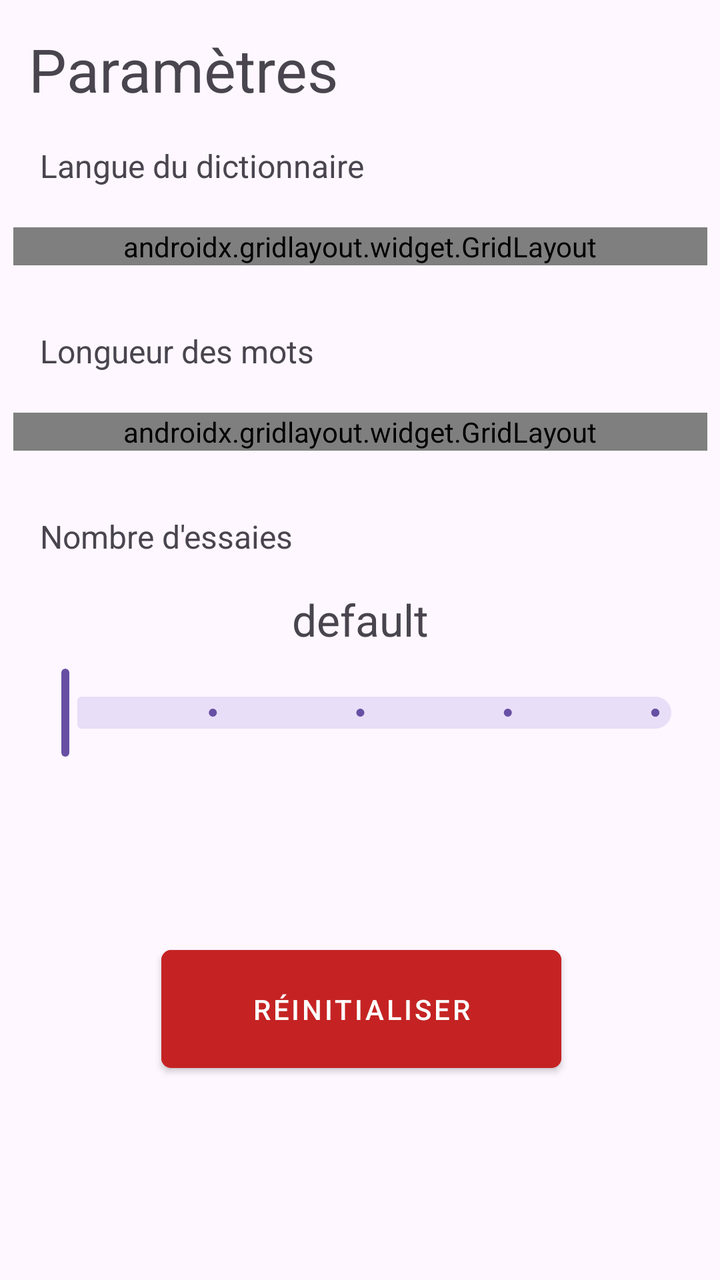
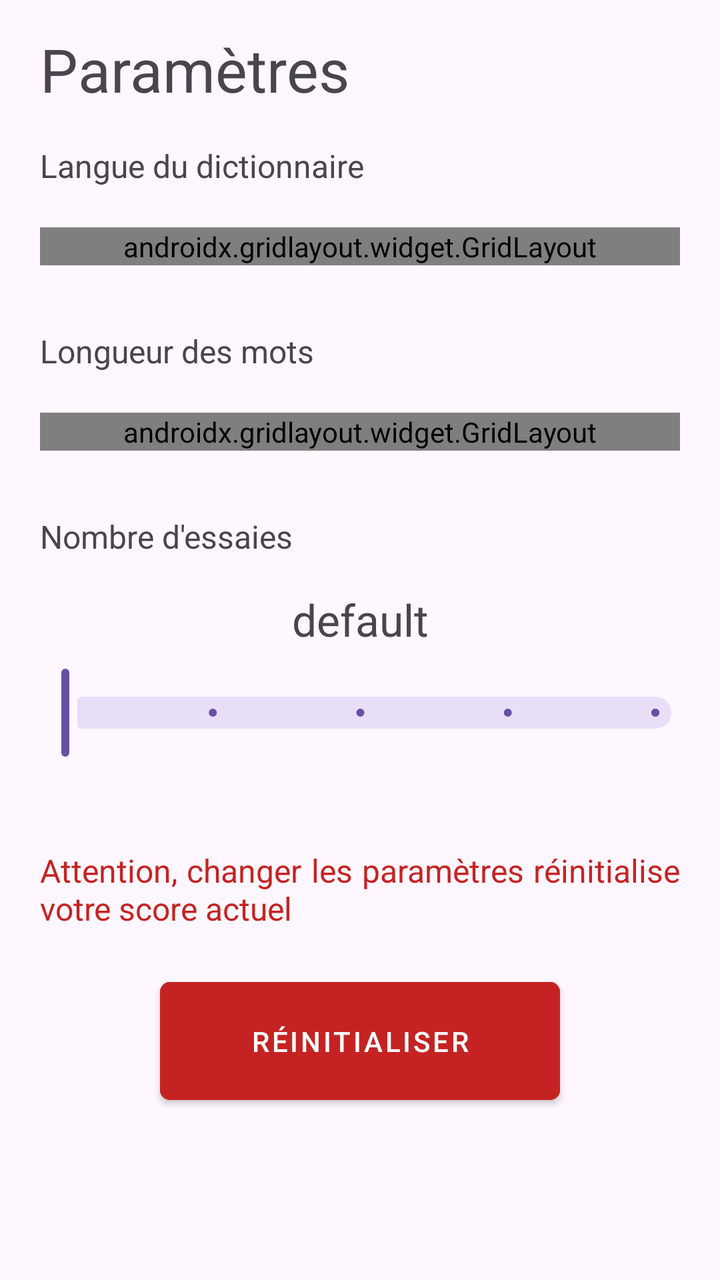

Screens rendered from an Android XML layout before and after an edit, with the pre-edit source and the edit as a unified diff.
<!-- AndroidManifest.xml: application theme Theme.Wordle -->
<!-- res/layout/fragment_settings.xml -->
<?xml version="1.0" encoding="utf-8"?>
<androidx.constraintlayout.widget.ConstraintLayout xmlns:android="http://schemas.android.com/apk/res/android"
    xmlns:app="http://schemas.android.com/apk/res-auto"
    xmlns:tools="http://schemas.android.com/tools"
    android:id="@+id/settingsLayout"
    android:layout_width="match_parent"
    android:layout_height="match_parent"
    tools:context=".SettingsFragment">

    
    <TextView
        android:id="@+id/textView"
        style="@style/texte"
        android:layout_width="wrap_content"
        android:layout_height="wrap_content"
        android:text="@string/settings"
        android:textSize="30sp"
        app:layout_constraintBottom_toBottomOf="parent"
        app:layout_constraintEnd_toEndOf="parent"
        app:layout_constraintHorizontal_bias="0.069"
        app:layout_constraintStart_toStartOf="parent"
        app:layout_constraintTop_toTopOf="parent"
        app:layout_constraintVertical_bias="0.024" />

    <TextView
        android:id="@+id/txt_ChoiceLanguage"
        style="@style/texte"
        android:layout_width="wrap_content"
        android:layout_height="wrap_content"
        android:layout_marginStart="20dp"
        android:layout_marginTop="72dp"
        android:text="@string/langue_choice"
        app:layout_constraintStart_toStartOf="parent"
        app:layout_constraintTop_toTopOf="parent" />

    <androidx.gridlayout.widget.GridLayout
        android:id="@+id/choix_langues_grid"
        android:layout_width="347dp"
        android:layout_height="wrap_content"
        android:layout_marginTop="20dp"
        app:columnCount="3"
        app:layout_constraintEnd_toEndOf="parent"
        app:layout_constraintStart_toStartOf="parent"
        app:layout_constraintTop_toBottomOf="@+id/txt_ChoiceLanguage">

        <Button
            android:id="@+id/btn_french"
            android:layout_width="wrap_content"
            android:layout_height="wrap_content"
            android:layout_margin="4dp"
            app:layout_columnWeight="1"
            android:text="Français" />

        <Button
            android:id="@+id/btn_english"
            android:layout_width="wrap_content"
            android:layout_height="wrap_content"
            android:layout_margin="4dp"
            app:layout_columnWeight="1"
            android:text="Anglais" />

        <Button
            android:id="@+id/btn_spain"
            android:layout_width="wrap_content"
            android:layout_height="wrap_content"
            android:text="Espagnol"
            android:layout_margin="4dp"
            app:layout_columnWeight="1"
            app:layout_column="2"
            app:layout_row="0" />
    </androidx.gridlayout.widget.GridLayout>

    <TextView
        style="@style/texte"
        android:id="@+id/txt_lenght"
        android:layout_width="wrap_content"
        android:layout_height="wrap_content"
        android:layout_marginStart="20dp"
        android:layout_marginTop="32dp"
        android:text="Longueur des mots"
        app:layout_constraintStart_toStartOf="parent"
        app:layout_constraintTop_toBottomOf="@+id/choix_langues_grid" />

    <androidx.gridlayout.widget.GridLayout
        android:id="@+id/grill_taille_mots"
        android:layout_width="347dp"
        android:layout_height="wrap_content"
        android:layout_marginTop="20dp"
        app:columnCount="4"
        app:layout_constraintEnd_toEndOf="parent"
        app:layout_constraintStart_toStartOf="parent"
        app:layout_constraintTop_toBottomOf="@+id/txt_lenght">

        <Button
            android:id="@+id/btn_four"
            android:layout_width="0dp"
            android:layout_margin="4dp"
            android:layout_height="wrap_content"
            android:text="@string/_4"
            app:layout_columnWeight="1"
            app:layout_gravity="fill_horizontal|center_vertical" />

        <Button
            android:id="@+id/btn_five"
            android:layout_width="0dp"
            android:layout_height="wrap_content"
            android:layout_margin="4dp"
            android:text="@string/_5"
            app:layout_columnWeight="1"
            app:layout_gravity="fill_horizontal|center_vertical" />

        <Button
            android:id="@+id/btn_six"
            android:layout_width="0dp"
            android:layout_height="wrap_content"
            android:layout_margin="4dp"
            android:text="@string/_6"
            app:layout_columnWeight="1"
            app:layout_gravity="fill_horizontal|center_vertical" />

        <Button
            android:id="@+id/btn_random"
            android:layout_width="0dp"
            android:layout_height="wrap_content"
            android:layout_margin="4dp"
            android:text="@string/random"
            app:layout_columnWeight="1"
            app:layout_gravity="fill_horizontal|center_vertical" />

    </androidx.gridlayout.widget.GridLayout>

    <TextView
        android:id="@+id/txt_attempts"
        style="@style/texte"
        android:layout_width="wrap_content"
        android:layout_height="wrap_content"
        android:layout_marginStart="20dp"
        android:layout_marginTop="32dp"
        android:text="@string/nombre_d_essaies"
        app:layout_constraintStart_toStartOf="parent"
        app:layout_constraintTop_toBottomOf="@+id/grill_taille_mots" />

    <com.google.android.material.slider.Slider
        android:id="@+id/slider_attempts"
        android:layout_width="339dp"
        android:layout_height="48dp"
        android:layout_marginTop="8dp"
        android:stepSize="1"
        android:valueFrom="4"
        android:valueTo="8"
        app:layout_constraintEnd_toEndOf="parent"
        app:layout_constraintStart_toStartOf="parent"
        app:layout_constraintTop_toBottomOf="@+id/txt_value_nbAttempts" />

    <TextView
        android:id="@+id/txt_value_nbAttempts"
        android:layout_width="wrap_content"
        android:layout_height="wrap_content"
        android:layout_marginTop="16dp"
        android:text="@string/defaut"
        android:textAlignment="center"
        android:textSize="22sp"
        app:layout_constraintEnd_toEndOf="parent"
        app:layout_constraintStart_toStartOf="parent"
        app:layout_constraintTop_toBottomOf="@+id/txt_attempts" />

    <Button
        android:id="@+id/btn_reinit"
        android:layout_width="200dp"
        style="@style/bouton_quit"
        android:padding="20dp"
        android:layout_height="wrap_content"
        android:layout_marginBottom="100dp"
        android:text="Réinitialiser"
        app:layout_constraintBottom_toBottomOf="parent"
        app:layout_constraintEnd_toEndOf="parent"
        app:layout_constraintHorizontal_bias="0.504"
        app:layout_constraintStart_toStartOf="parent" />

</androidx.constraintlayout.widget.ConstraintLayout>
<!-- resources referenced by this layout -->
<resources>
  <string name="_4">4</string>
  <string name="_5">5</string>
  <string name="_6">6</string>
  <string name="defaut">default</string>
  <string name="langue_choice">Langue du dictionnaire</string>
  <string name="nombre_d_essaies">Nombre d\'essaies</string>
  <string name="random">Random</string>
  <string name="settings">Paramètres</string>
  <style name="bouton_quit" parent="Widget.MaterialComponents.Button">
          <item name="android:backgroundTint">@color/red</item>
          <item name="android:layout_height">wrap_content</item>
          <item name="android:padding">10dp</item>
          <item name="cornerRadius">5dp</item>
      </style>
  <style name="texte">
          <item name="android:textSize">16sp</item>
          <item name="android:textAlignment">viewStart</item>
          <item name="android:justificationMode" tools:targetApi="26">inter_word</item>
          <item name="singleLine">false</item>
          <item name="android:layout_height">wrap_content</item>
          <item name="android:layout_width">380dp</item>
      </style>
  <style name="Theme.Wordle" parent="Base.Theme.Wordle" />
  <color name="red">#C52323</color>
  <style name="Base.Theme.Wordle" parent="Theme.Material3.DayNight.NoActionBar">
          
          
      </style>
</resources>

<!-- the commit's change to res/layout/fragment_settings.xml (unified diff, before → after) -->
@@ -10,11 +10,8 @@
     
     <TextView
         android:id="@+id/textView"
-        style="@style/texte"
-        android:layout_width="wrap_content"
-        android:layout_height="wrap_content"
+        style="@style/title"
         android:text="@string/settings"
-        android:textSize="30sp"
         app:layout_constraintBottom_toBottomOf="parent"
         app:layout_constraintEnd_toEndOf="parent"
         app:layout_constraintHorizontal_bias="0.069"
@@ -35,8 +32,10 @@
 
     <androidx.gridlayout.widget.GridLayout
         android:id="@+id/choix_langues_grid"
-        android:layout_width="347dp"
+        android:layout_width="match_parent"
         android:layout_height="wrap_content"
+        android:layout_marginLeft="20dp"
+        android:layout_marginRight="20dp"
         android:layout_marginTop="20dp"
         app:columnCount="3"
         app:layout_constraintEnd_toEndOf="parent"
@@ -45,29 +44,18 @@
 
         <Button
             android:id="@+id/btn_french"
-            android:layout_width="wrap_content"
-            android:layout_height="wrap_content"
-            android:layout_margin="4dp"
-            app:layout_columnWeight="1"
+            style="@style/default_setting"
             android:text="Français" />
 
         <Button
             android:id="@+id/btn_english"
-            android:layout_width="wrap_content"
-            android:layout_height="wrap_content"
-            android:layout_margin="4dp"
-            app:layout_columnWeight="1"
+            style="@style/default_setting"
             android:text="Anglais" />
 
         <Button
             android:id="@+id/btn_spain"
-            android:layout_width="wrap_content"
-            android:layout_height="wrap_content"
-            android:text="Espagnol"
-            android:layout_margin="4dp"
-            app:layout_columnWeight="1"
-            app:layout_column="2"
-            app:layout_row="0" />
+            style="@style/default_setting"
+            android:text="Espagnol" />
     </androidx.gridlayout.widget.GridLayout>
 
     <TextView
@@ -83,8 +71,10 @@
 
     <androidx.gridlayout.widget.GridLayout
         android:id="@+id/grill_taille_mots"
-        android:layout_width="347dp"
+        android:layout_width="match_parent"
         android:layout_height="wrap_content"
+        android:layout_marginLeft="20dp"
+        android:layout_marginRight="20dp"
         android:layout_marginTop="20dp"
         app:columnCount="4"
         app:layout_constraintEnd_toEndOf="parent"
@@ -93,39 +83,24 @@
 
         <Button
             android:id="@+id/btn_four"
-            android:layout_width="0dp"
-            android:layout_margin="4dp"
-            android:layout_height="wrap_content"
-            android:text="@string/_4"
-            app:layout_columnWeight="1"
-            app:layout_gravity="fill_horizontal|center_vertical" />
+            style="@style/settings_length"
+            android:text="@string/_4" />
 
         <Button
             android:id="@+id/btn_five"
-            android:layout_width="0dp"
-            android:layout_height="wrap_content"
-            android:layout_margin="4dp"
-            android:text="@string/_5"
-            app:layout_columnWeight="1"
-            app:layout_gravity="fill_horizontal|center_vertical" />
+            style="@style/settings_length"
+            android:text="@string/_5"/>
 
         <Button
             android:id="@+id/btn_six"
-            android:layout_width="0dp"
-            android:layout_height="wrap_content"
-            android:layout_margin="4dp"
+            style="@style/settings_length"
             android:text="@string/_6"
-            app:layout_columnWeight="1"
-            app:layout_gravity="fill_horizontal|center_vertical" />
+            />
 
         <Button
             android:id="@+id/btn_random"
-            android:layout_width="0dp"
-            android:layout_height="wrap_content"
-            android:layout_margin="4dp"
-            android:text="@string/random"
-            app:layout_columnWeight="1"
-            app:layout_gravity="fill_horizontal|center_vertical" />
+            style="@style/settings_length"
+            android:text="@string/random"/>
 
     </androidx.gridlayout.widget.GridLayout>
 
@@ -166,15 +141,26 @@
 
     <Button
         android:id="@+id/btn_reinit"
+        style="@style/bouton_quit"
         android:layout_width="200dp"
-        style="@style/bouton_quit"
+        android:layout_height="wrap_content"
+        android:layout_marginTop="20dp"
         android:padding="20dp"
-        android:layout_height="wrap_content"
-        android:layout_marginBottom="100dp"
         android:text="Réinitialiser"
-        app:layout_constraintBottom_toBottomOf="parent"
         app:layout_constraintEnd_toEndOf="parent"
-        app:layout_constraintHorizontal_bias="0.504"
-        app:layout_constraintStart_toStartOf="parent" />
+        app:layout_constraintHorizontal_bias="0.5"
+        app:layout_constraintStart_toStartOf="parent"
+        app:layout_constraintTop_toBottomOf="@+id/txt_warning" />
+
+    <TextView
+        android:id="@+id/txt_warning"
+        style="@style/texte"
+        android:layout_marginTop="44dp"
+        android:text="@string/attention_changer_les_param_tres_r_initialise_votre_score_actuel"
+        android:textColor="@color/red"
+        app:layout_constraintEnd_toEndOf="parent"
+        app:layout_constraintHorizontal_bias="0.5"
+        app:layout_constraintStart_toStartOf="parent"
+        app:layout_constraintTop_toBottomOf="@+id/slider_attempts" />
 
 </androidx.constraintlayout.widget.ConstraintLayout>
<!-- resource entries referenced after the edit -->
@@ -3,10 +3,11 @@
   <string name="_4">4</string>
   <string name="_5">5</string>
   <string name="_6">6</string>
+  <string name="attention_changer_les_param_tres_r_initialise_votre_score_actuel">Attention, changer les paramètres réinitialise votre score actuel</string>
   <string name="defaut">default</string>
   <string name="langue_choice">Langue du dictionnaire</string>
   <string name="nombre_d_essaies">Nombre d\'essaies</string>
-  <string name="random">Random</string>
+  <string name="random">4 à 6</string>
   <string name="settings">Paramètres</string>
   <style name="bouton_quit" parent="Widget.MaterialComponents.Button">
           <item name="android:backgroundTint">@color/red</item>
@@ -14,15 +15,41 @@
           <item name="android:padding">10dp</item>
           <item name="cornerRadius">5dp</item>
       </style>
+  <style name="default_setting">
+          <item name="android:layout_width">0dp</item>
+          <item name="android:layout_height">wrap_content</item>
+          <item name="android:layout_margin">4dp</item>
+          <item name="android:backgroundTint">@color/default_setting</item>
+          <item name="android:textSize">12sp</item>
+          <item name="layout_columnWeight">1</item>
+      </style>
+  <style name="settings_length">
+          <item name="android:layout_width">0dp</item>
+          <item name="android:layout_height">wrap_content</item>
+          <item name="android:layout_margin">3dp</item>
+          <item name="layout_columnWeight">1</item>
+          <item name="android:textSize">12sp</item>
+          <item name="layout_gravity">fill_horizontal|center_vertical</item>
+      </style>
   <style name="texte">
           <item name="android:textSize">16sp</item>
+          <item name="android:layout_marginLeft">20dp</item>
+          <item name="android:layout_marginRight">20dp</item>
           <item name="android:textAlignment">viewStart</item>
           <item name="android:justificationMode" tools:targetApi="26">inter_word</item>
           <item name="singleLine">false</item>
           <item name="android:layout_height">wrap_content</item>
-          <item name="android:layout_width">380dp</item>
+          <item name="android:layout_width">match_parent</item>
+      </style>
+  <style name="title">
+          <item name="android:layout_width">match_parent</item>
+          <item name="android:layout_height">wrap_content</item>
+          <item name="android:layout_marginLeft">20dp</item>
+          <item name="android:layout_marginRight">20dp</item>
+          <item name="android:textSize">30sp</item>
       </style>
   <style name="Theme.Wordle" parent="Base.Theme.Wordle" />
+  <color name="default_setting">#5A4D9E</color>
   <color name="red">#C52323</color>
   <style name="Base.Theme.Wordle" parent="Theme.Material3.DayNight.NoActionBar">
           
